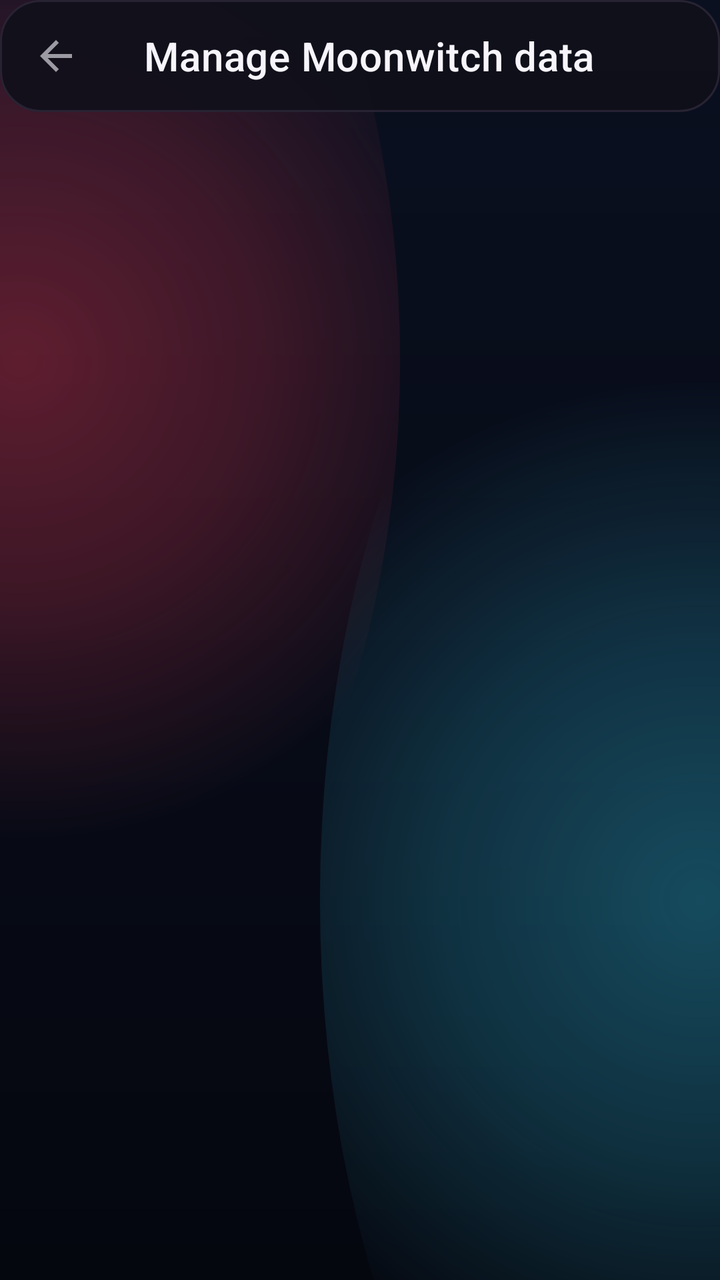
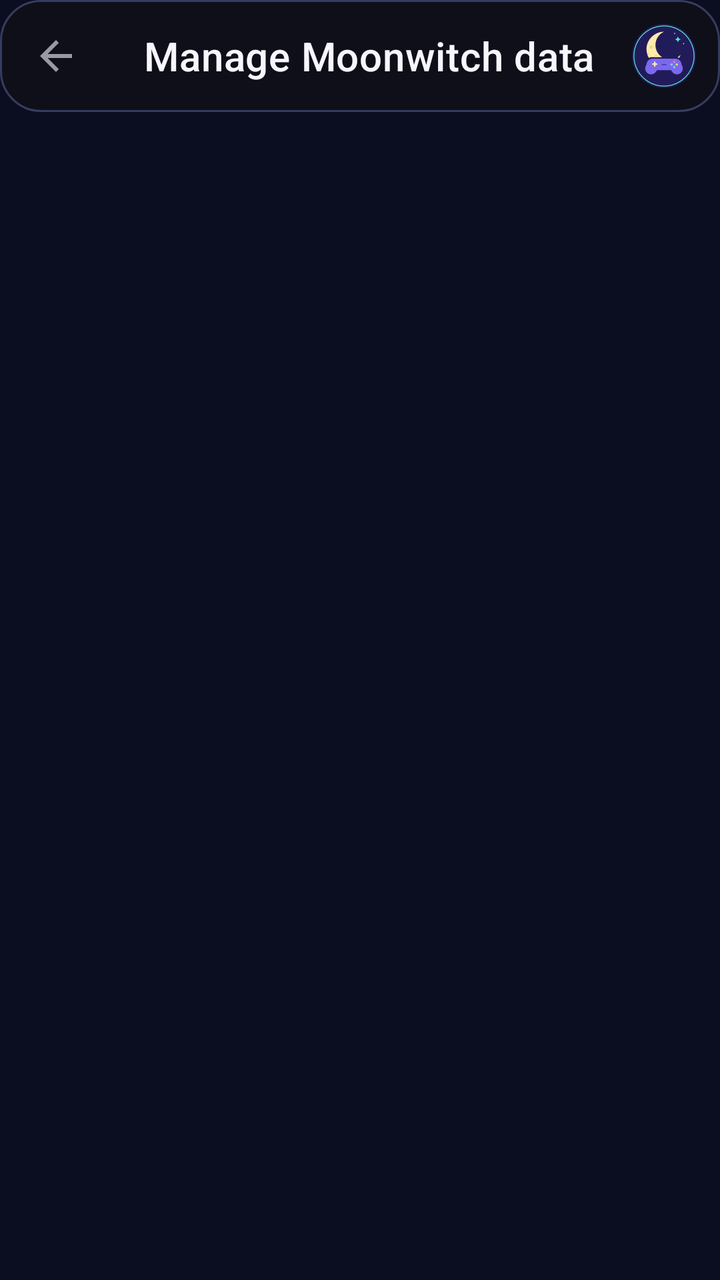

Screens rendered from an Android XML layout before and after an edit, with the pre-edit source and the edit as a unified diff.
<!-- AndroidManifest.xml: fallback theme Theme.MaterialComponents.DayNight.NoActionBar -->
<!-- res/layout/fragment_installables.xml -->
<?xml version="1.0" encoding="utf-8"?>
<androidx.coordinatorlayout.widget.CoordinatorLayout xmlns:android="http://schemas.android.com/apk/res/android"
    xmlns:app="http://schemas.android.com/apk/res-auto"
    android:id="@+id/coordinator_licenses"
    android:layout_width="match_parent"
    android:layout_height="match_parent"
    android:background="@drawable/moonwitch_background">

    <com.google.android.material.appbar.AppBarLayout
        android:id="@+id/appbar_installables"
        style="@style/Widget.Eden.TransparentTopAppBarLayout"
        android:layout_width="match_parent"
        android:layout_height="wrap_content"
        android:fitsSystemWindows="true"
        android:touchscreenBlocksFocus="false">

        <com.google.android.material.appbar.MaterialToolbar
            android:id="@+id/toolbar_installables"
            style="@style/Widget.Eden.TransparentTopToolbar"
            android:layout_width="match_parent"
            android:layout_height="?attr/actionBarSize"
            android:touchscreenBlocksFocus="false"
            app:title="@string/manage_yuzu_data"
            app:navigationIcon="@drawable/ic_back" />

    </com.google.android.material.appbar.AppBarLayout>

    <androidx.recyclerview.widget.RecyclerView
        android:id="@+id/list_installables"
        android:layout_width="match_parent"
        android:layout_height="match_parent"
        android:clipToPadding="false"
        app:layout_behavior="@string/appbar_scrolling_view_behavior" />

</androidx.coordinatorlayout.widget.CoordinatorLayout>
<!-- resources referenced by this layout -->
<resources>
  <!-- drawable ic_back (drawable) -->
  <vector xmlns:android="http://schemas.android.com/apk/res/android"
      android:width="24dp"
      android:height="24dp"
      android:autoMirrored="true"
      android:viewportWidth="24"
      android:viewportHeight="24">
      <path
          android:fillColor="?attr/colorControlNormal"
          android:pathData="M20,11H7.83l5.59,-5.59L12,4l-8,8 8,8 1.41,-1.41L7.83,13H20v-2z" />
  </vector>
  <!-- drawable moonwitch_background (drawable) -->
  <?xml version="1.0" encoding="utf-8"?>
  <layer-list xmlns:android="http://schemas.android.com/apk/res/android">
      <item>
          <shape android:shape="rectangle">
              <gradient
                  android:angle="270"
                  android:endColor="#05070F"
                  android:startColor="#0A1020" />
          </shape>
      </item>
      <item android:left="-180dp" android:right="160dp" android:top="-160dp" android:bottom="120dp">
          <shape android:shape="oval">
              <gradient
                  android:centerColor="#35FF3B55"
                  android:endColor="#00FF3B55"
                  android:gradientRadius="240dp"
                  android:startColor="#58FF3B55"
                  android:type="radial" />
          </shape>
      </item>
      <item android:left="160dp" android:right="-180dp" android:top="80dp" android:bottom="-180dp">
          <shape android:shape="oval">
              <gradient
                  android:centerColor="#3035D8FF"
                  android:endColor="#0035D8FF"
                  android:gradientRadius="260dp"
                  android:startColor="#5035D8FF"
                  android:type="radial" />
          </shape>
      </item>
  </layer-list>
  <string name="manage_yuzu_data">Manage Moonwitch data</string>
  <style name="Widget.Eden.TransparentTopAppBarLayout" parent="">
          <item name="android:background">@android:color/transparent</item>
          <item name="android:elevation">0dp</item>
          <item name="android:stateListAnimator">@null</item>
          <item name="elevation">0dp</item>
          <item name="liftOnScroll">false</item>
          <item name="statusBarForeground">@android:color/transparent</item>
      </style>
  <style name="Widget.Eden.TransparentTopToolbar" parent="">
          <item name="android:background">@drawable/mw_reformulation_toolbar_surface</item>
          <item name="android:elevation">0dp</item>
          <item name="backgroundTint">@android:color/transparent</item>
          <item name="titleTextColor">@color/mw_ui_text</item>
          <item name="subtitleTextColor">@color/mw_ui_text_2</item>
          <item name="navigationIconTint">@color/mw_ui_text</item>
      </style>
  <!-- drawable mw_reformulation_toolbar_surface (drawable) -->
  <?xml version="1.0" encoding="utf-8"?>
  <shape xmlns:android="http://schemas.android.com/apk/res/android" android:shape="rectangle"><solid android:color="#E610101A"/><corners android:radius="20dp"/><stroke android:width="1dp" android:color="@color/mw_ui_border"/></shape>
  <color name="mw_ui_text">#F7F5FB</color>
  <color name="mw_ui_text_2">#A7A2AF</color>
  <color name="mw_ui_border">#282333</color>
</resources>

<!-- the commit's change to res/layout/fragment_installables.xml (unified diff, before → after) -->
@@ -21,7 +21,7 @@
             android:layout_height="?attr/actionBarSize"
             android:touchscreenBlocksFocus="false"
             app:title="@string/manage_yuzu_data"
-            app:navigationIcon="@drawable/ic_back" />
+            app:navigationIcon="@drawable/ic_back" ><ImageView android:layout_width="32dp" android:layout_height="32dp" android:layout_gravity="end" android:layout_marginEnd="12dp" android:src="@drawable/ic_moonwitch_mark" android:importantForAccessibility="no"/></com.google.android.material.appbar.MaterialToolbar>
 
     </com.google.android.material.appbar.AppBarLayout>
 
<!-- resource entries referenced after the edit -->
@@ -11,38 +11,9 @@
           android:fillColor="?attr/colorControlNormal"
           android:pathData="M20,11H7.83l5.59,-5.59L12,4l-8,8 8,8 1.41,-1.41L7.83,13H20v-2z" />
   </vector>
+  <!-- drawable ic_moonwitch_mark: vector/xml drawable (drawable, 2291 chars, omitted) -->
   <!-- drawable moonwitch_background (drawable) -->
-  <?xml version="1.0" encoding="utf-8"?>
-  <layer-list xmlns:android="http://schemas.android.com/apk/res/android">
-      <item>
-          <shape android:shape="rectangle">
-              <gradient
-                  android:angle="270"
-                  android:endColor="#05070F"
-                  android:startColor="#0A1020" />
-          </shape>
-      </item>
-      <item android:left="-180dp" android:right="160dp" android:top="-160dp" android:bottom="120dp">
-          <shape android:shape="oval">
-              <gradient
-                  android:centerColor="#35FF3B55"
-                  android:endColor="#00FF3B55"
-                  android:gradientRadius="240dp"
-                  android:startColor="#58FF3B55"
-                  android:type="radial" />
-          </shape>
-      </item>
-      <item android:left="160dp" android:right="-180dp" android:top="80dp" android:bottom="-180dp">
-          <shape android:shape="oval">
-              <gradient
-                  android:centerColor="#3035D8FF"
-                  android:endColor="#0035D8FF"
-                  android:gradientRadius="260dp"
-                  android:startColor="#5035D8FF"
-                  android:type="radial" />
-          </shape>
-      </item>
-  </layer-list>
+  <shape xmlns:android="http://schemas.android.com/apk/res/android"><solid android:color="@color/mw_reform_bg"/></shape>
   <string name="manage_yuzu_data">Manage Moonwitch data</string>
   <style name="Widget.Eden.TransparentTopAppBarLayout" parent="">
           <item name="android:background">@android:color/transparent</item>
@@ -60,11 +31,12 @@
           <item name="subtitleTextColor">@color/mw_ui_text_2</item>
           <item name="navigationIconTint">@color/mw_ui_text</item>
       </style>
+  <color name="mw_reform_bg">#0B0E20</color>
   <!-- drawable mw_reformulation_toolbar_surface (drawable) -->
   <?xml version="1.0" encoding="utf-8"?>
   <shape xmlns:android="http://schemas.android.com/apk/res/android" android:shape="rectangle"><solid android:color="#E610101A"/><corners android:radius="20dp"/><stroke android:width="1dp" android:color="@color/mw_ui_border"/></shape>
-  <color name="mw_ui_text">#F7F5FB</color>
-  <color name="mw_ui_text_2">#A7A2AF</color>
-  <color name="mw_ui_border">#282333</color>
+  <color name="mw_ui_text">#F7F6FC</color>
+  <color name="mw_ui_text_2">#B7BED5</color>
+  <color name="mw_ui_border">#353D60</color>
 </resources>
 
